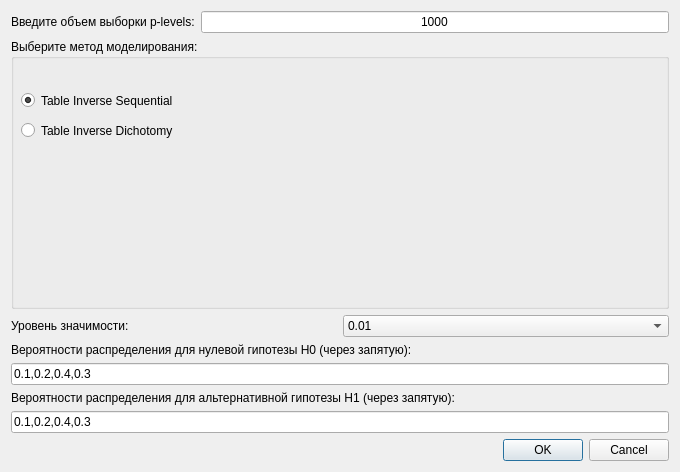
This is ui/dialog_poweranalysis.ui in braubergiag/ModelDistribution as Qt 5 draws it before an edit. The edited form follows.
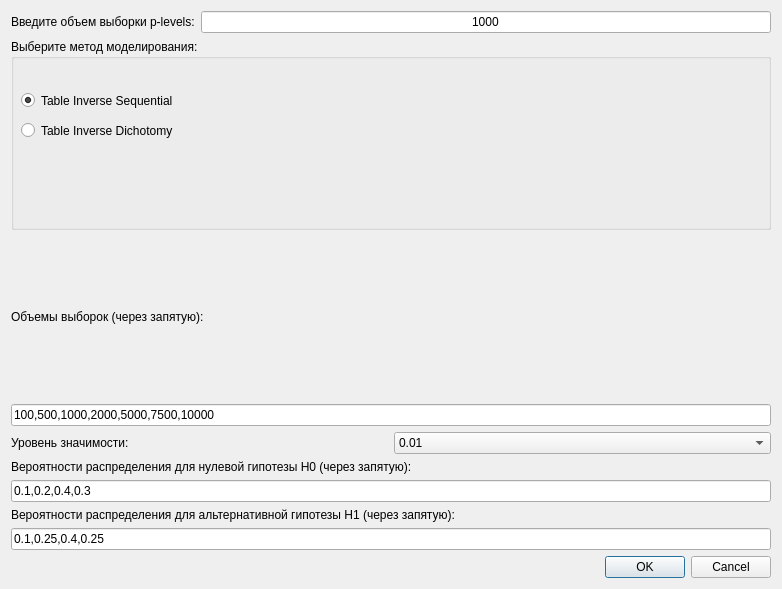
This is the edited form.

```diff
--- a/ui/dialog_poweranalysis.ui
+++ b/ui/dialog_poweranalysis.ui
@@ -6,14 +6,14 @@
    <rect>
     <x>0</x>
     <y>0</y>
-    <width>680</width>
-    <height>472</height>
+    <width>782</width>
+    <height>589</height>
    </rect>
   </property>
   <property name="windowTitle">
    <string>Dialog</string>
   </property>
-  <layout class="QVBoxLayout" name="verticalLayout">
+  <layout class="QVBoxLayout" name="verticalLayout_2">
    <item>
     <layout class="QGridLayout" name="gridLayout">
      <item row="0" column="0">
@@ -77,6 +77,24 @@
      </widget>
     </widget>
    </item>
+   <item>
+    <layout class="QVBoxLayout" name="verticalLayout">
+     <item>
+      <widget class="QLabel" name="label">
+       <property name="text">
+        <string>Объемы выборок (через запятую):</string>
+       </property>
+      </widget>
+     </item>
+     <item>
+      <widget class="QLineEdit" name="txtSampleSizes">
+       <property name="text">
+        <string>100,500,1000,2000,5000,7500,10000</string>
+       </property>
+      </widget>
+     </item>
+    </layout>
+   </item>
    <item>
     <layout class="QHBoxLayout" name="horizontalLayout">
      <item>
@@ -149,7 +167,7 @@
    <item>
     <widget class="QLineEdit" name="txtD1Probs">
      <property name="text">
-      <string>0.1,0.2,0.4,0.3</string>
+      <string>0.1,0.25,0.4,0.25</string>
      </property>
     </widget>
    </item>
```
Left out of the diff: 8 changed lines with no effect on the pictures.
